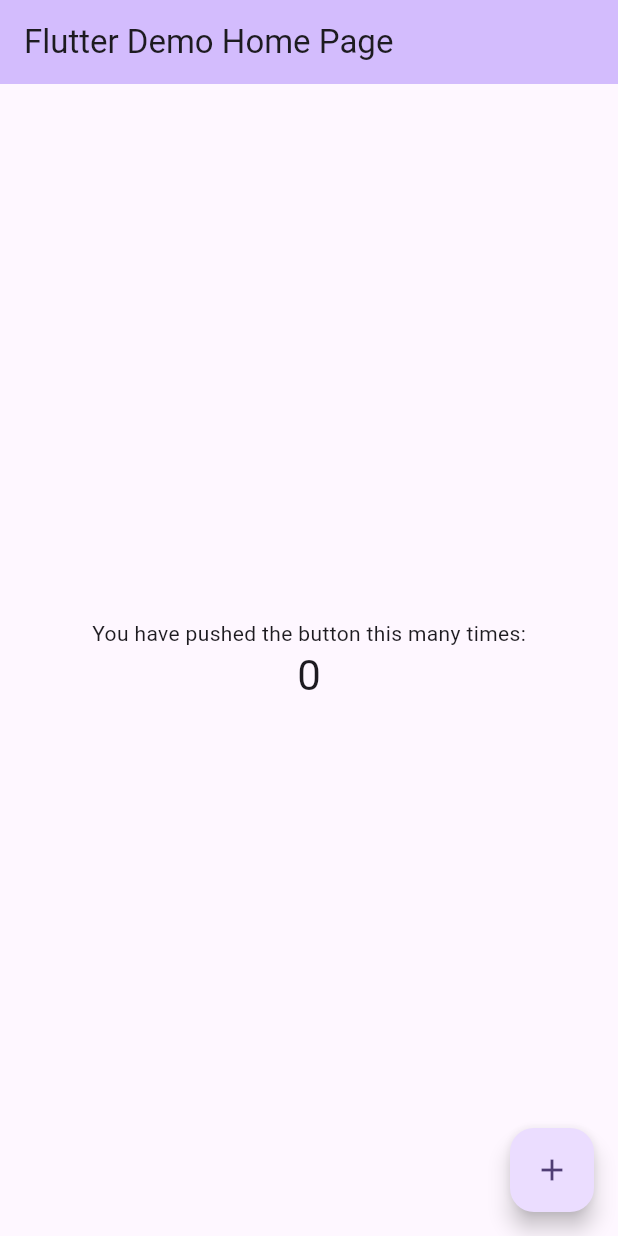
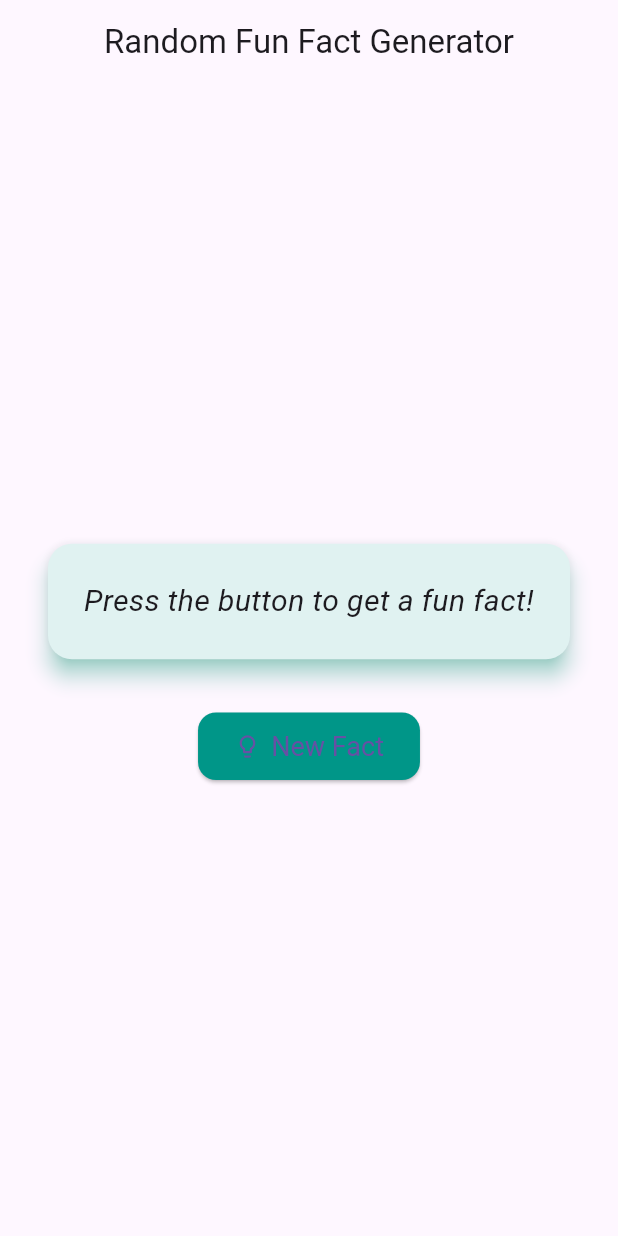
Before and after one commit to MierafA12/Mobile-dev, a Flutter app: the screen it shows after launch, on a phone screen of 412 x 824 dp. Run offline on Flutter 3.47's test engine with Material 3 defaults, Android fonts, the phone set to English and light mode, and no system bars.

Commit message:
adding fun fact list

```diff
--- a/fun_fact_app/lib/main.dart
+++ b/fun_fact_app/lib/main.dart
@@ -1,122 +1,101 @@
 import 'package:flutter/material.dart';
+import 'dart:math';
 
 void main() {
-  runApp(const MyApp());
+  runApp(const FunFactApp());
 }
 
-class MyApp extends StatelessWidget {
-  const MyApp({super.key});
+class FunFactApp extends StatelessWidget {
+  const FunFactApp({super.key});
 
-  // This widget is the root of your application.
   @override
   Widget build(BuildContext context) {
     return MaterialApp(
-      title: 'Flutter Demo',
+      title: 'Fun Fact Generator',
       theme: ThemeData(
-        // This is the theme of your application.
-        //
-        // TRY THIS: Try running your application with "flutter run". You'll see
-        // the application has a purple toolbar. Then, without quitting the app,
-        // try changing the seedColor in the colorScheme below to Colors.green
-        // and then invoke "hot reload" (save your changes or press the "hot
-        // reload" button in a Flutter-supported IDE, or press "r" if you used
-        // the command line to start the app).
-        //
-        // Notice that the counter didn't reset back to zero; the application
-        // state is not lost during the reload. To reset the state, use hot
-        // restart instead.
-        //
-        // This works for code too, not just values: Most code changes can be
-        // tested with just a hot reload.
-        colorScheme: ColorScheme.fromSeed(seedColor: Colors.deepPurple),
+        primarySwatch: Colors.teal,
+        useMaterial3: true,
       ),
-      home: const MyHomePage(title: 'Flutter Demo Home Page'),
+      home: const FunFactPage(),
+      debugShowCheckedModeBanner: false,
     );
   }
 }
 
-class MyHomePage extends StatefulWidget {
-  const MyHomePage({super.key, required this.title});
-
-  // This widget is the home page of your application. It is stateful, meaning
-  // that it has a State object (defined below) that contains fields that affect
-  // how it looks.
-
-  // This class is the configuration for the state. It holds the values (in this
-  // case the title) provided by the parent (in this case the App widget) and
-  // used by the build method of the State. Fields in a Widget subclass are
-  // always marked "final".
-
-  final String title;
+class FunFactPage extends StatefulWidget {
+  const FunFactPage({super.key});
 
   @override
-  State<MyHomePage> createState() => _MyHomePageState();
+  State<FunFactPage> createState() => _FunFactPageState();
 }
 
-class _MyHomePageState extends State<MyHomePage> {
-  int _counter = 0;
+class _FunFactPageState extends State<FunFactPage> {
+  final List<String> _funFacts = [
+    "Bananas are berries, but strawberries aren’t!",
+    "A day on Venus is longer than a year on Venus.",
+    "Honey never spoils — archaeologists found edible honey in ancient tombs!",
+    "Octopuses have three hearts and blue blood.",
+    "Sloths can hold their breath longer than dolphins.",
+    "There are more stars in the universe than grains of sand on Earth.",
+    "Wombat poop is cube-shaped.",
+    "You can’t hum while holding your nose.",
+    "Sharks existed before trees!",
+    "A group of flamingos is called a 'flamboyance'.",
+  ];
 
-  void _incrementCounter() {
+  String _currentFact = "Press the button to get a fun fact!";
+
+  void _generateRandomFact() {
+    final random = Random();
+    final fact = _funFacts[random.nextInt(_funFacts.length)];
     setState(() {
-      // This call to setState tells the Flutter framework that something has
-      // changed in this State, which causes it to rerun the build method below
-      // so that the display can reflect the updated values. If we changed
-      // _counter without calling setState(), then the build method would not be
-      // called again, and so nothing would appear to happen.
-      _counter++;
+      _currentFact = fact;
     });
   }
 
   @override
   Widget build(BuildContext context) {
-    // This method is rerun every time setState is called, for instance as done
-    // by the _incrementCounter method above.
-    //
-    // The Flutter framework has been optimized to make rerunning build methods
-    // fast, so that you can just rebuild anything that needs updating rather
-    // than having to individually change instances of widgets.
     return Scaffold(
       appBar: AppBar(
-        // TRY THIS: Try changing the color here to a specific color (to
-        // Colors.amber, perhaps?) and trigger a hot reload to see the AppBar
-        // change color while the other colors stay the same.
-        backgroundColor: Theme.of(context).colorScheme.inversePrimary,
-        // Here we take the value from the MyHomePage object that was created by
-        // the App.build method, and use it to set our appbar title.
-        title: Text(widget.title),
+        title: const Text("Random Fun Fact Generator"),
+        centerTitle: true,
       ),
-      body: Center(
-        // Center is a layout widget. It takes a single child and positions it
-        // in the middle of the parent.
-        child: Column(
-          // Column is also a layout widget. It takes a list of children and
-          // arranges them vertically. By default, it sizes itself to fit its
-          // children horizontally, and tries to be as tall as its parent.
-          //
-          // Column has various properties to control how it sizes itself and
-          // how it positions its children. Here we use mainAxisAlignment to
-          // center the children vertically; the main axis here is the vertical
-          // axis because Columns are vertical (the cross axis would be
-          // horizontal).
-          //
-          // TRY THIS: Invoke "debug painting" (choose the "Toggle Debug Paint"
-          // action in the IDE, or press "p" in the console), to see the
-          // wireframe for each widget.
-          mainAxisAlignment: MainAxisAlignment.center,
-          children: <Widget>[
-            const Text('You have pushed the button this many times:'),
-            Text(
-              '$_counter',
-              style: Theme.of(context).textTheme.headlineMedium,
-            ),
-          ],
+      body: Padding(
+        padding: const EdgeInsets.all(20),
+        child: Center(
+          child: Column(
+            mainAxisAlignment: MainAxisAlignment.center,
+            children: [
+              Card(
+                shape: RoundedRectangleBorder(borderRadius: BorderRadius.circular(16)),
+                elevation: 6,
+                shadowColor: Colors.tealAccent,
+                color: Colors.teal[50],
+                child: Padding(
+                  padding: const EdgeInsets.all(24),
+                  child: Text(
+                    _currentFact,
+                    style: const TextStyle(fontSize: 20, fontStyle: FontStyle.italic),
+                    textAlign: TextAlign.center,
+                  ),
+                ),
+              ),
+              const SizedBox(height: 30),
+              ElevatedButton.icon(
+                icon: const Icon(Icons.lightbulb_outline),
+                label: const Text("New Fact"),
+                style: ElevatedButton.styleFrom(
+                  padding: const EdgeInsets.symmetric(horizontal: 24, vertical: 12),
+                  textStyle: const TextStyle(fontSize: 18),
+                  shape: RoundedRectangleBorder(borderRadius: BorderRadius.circular(12)),
+                  backgroundColor: Colors.teal,
+                ),
+                onPressed: _generateRandomFact,
+              ),
+            ],
+          ),
         ),
       ),
-      floatingActionButton: FloatingActionButton(
-        onPressed: _incrementCounter,
-        tooltip: 'Increment',
-        child: const Icon(Icons.add),
-      ), // This trailing comma makes auto-formatting nicer for build methods.
     );
   }
 }
```
